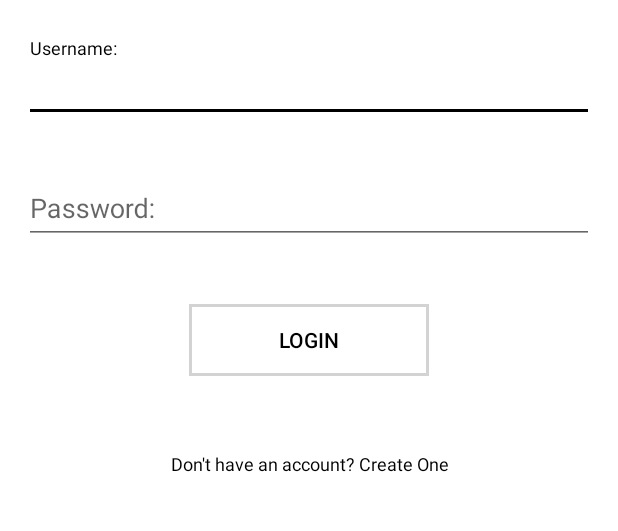
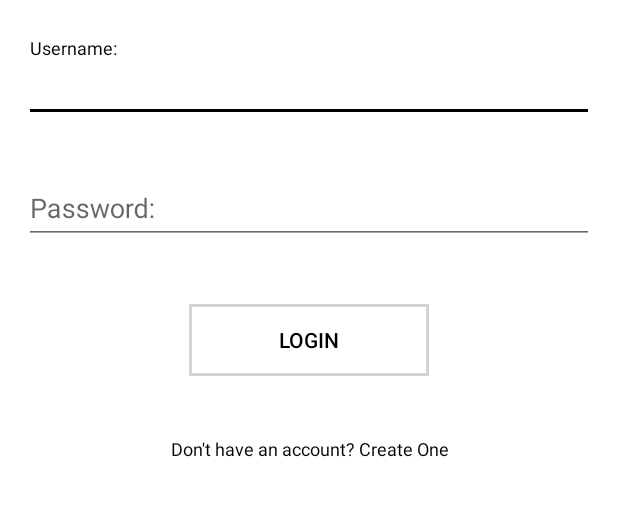
Before and after one commit to yavgn/STUD, an Android app: the screen it shows after launch (LoginActivity), on a phone screen of 412 x 824 dp, the part 311-842 px from its top. Run offline under Robolectric (Android 15) with nearby library versions, the phone set to English and light mode, and no system bars.

Commit message:
Changed margin to 40dp

```diff
--- a/Studmaster/app/src/main/res/layout/activity_login.xml
+++ b/Studmaster/app/src/main/res/layout/activity_login.xml
@@ -79,7 +79,7 @@
                 android:id="@+id/textViewLinkRegister"
                 android:layout_width="fill_parent"
                 android:layout_height="wrap_content"
-                android:layout_marginTop="50dp"
+                android:layout_marginTop="40dp"
                 android:gravity="center"
                 android:text="@string/no_account"
                 android:textSize="12sp"
```
